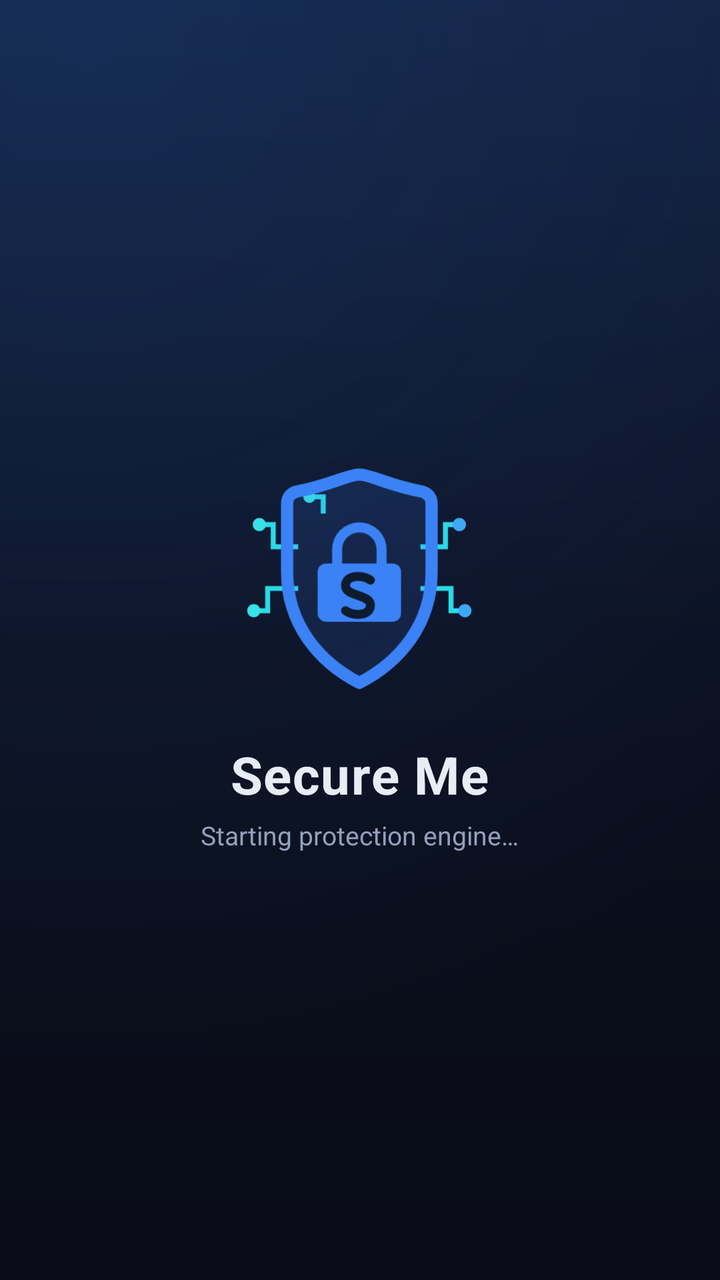
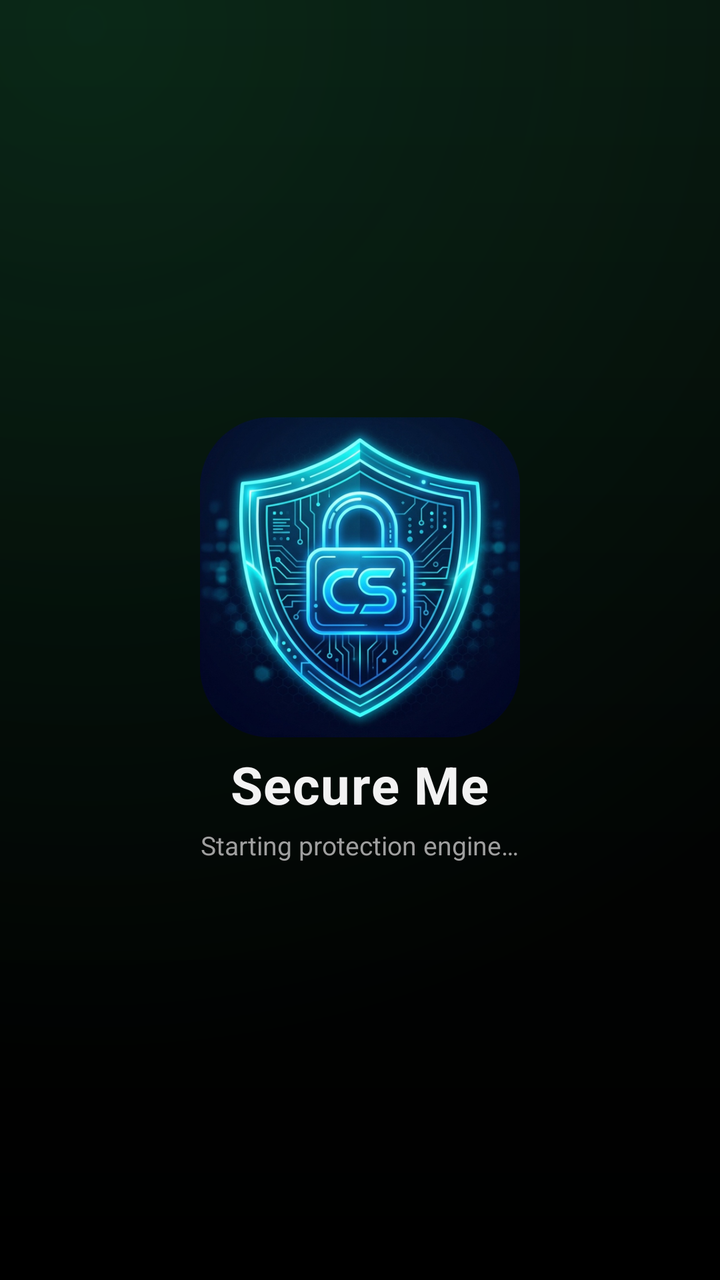

Screens rendered from an Android XML layout before and after an edit, with the pre-edit source and the edit as a unified diff.
<!-- AndroidManifest.xml: activity theme Theme.SecureMe.Splash -->
<!-- res/layout/activity_splash.xml -->
<?xml version="1.0" encoding="utf-8"?>
<FrameLayout xmlns:android="http://schemas.android.com/apk/res/android"
    android:layout_width="match_parent"
    android:layout_height="match_parent"
    android:background="@drawable/bg_gradient">

    <LinearLayout
        android:layout_width="wrap_content"
        android:layout_height="wrap_content"
        android:layout_gravity="center"
        android:orientation="vertical"
        android:gravity="center">

        <ImageView
            android:id="@+id/logo"
            android:layout_width="150dp"
            android:layout_height="150dp"
            android:src="@drawable/ic_launcher_foreground"
            android:contentDescription="@string/app_name" />

        <TextView
            android:id="@+id/wordmark"
            android:layout_width="wrap_content"
            android:layout_height="wrap_content"
            android:layout_marginTop="6dp"
            android:text="@string/app_name"
            android:textColor="@color/text"
            android:textSize="26sp"
            android:textStyle="bold"
            android:letterSpacing="0.02" />

        <TextView
            android:id="@+id/tagline"
            android:layout_width="wrap_content"
            android:layout_height="wrap_content"
            android:layout_marginTop="4dp"
            android:text="Starting protection engine…"
            android:textColor="@color/muted"
            android:textSize="13sp" />
    </LinearLayout>

    <ProgressBar
        android:id="@+id/spin"
        style="?android:attr/progressBarStyleSmall"
        android:layout_width="wrap_content"
        android:layout_height="wrap_content"
        android:layout_gravity="bottom|center_horizontal"
        android:layout_marginBottom="56dp"
        android:indeterminateTint="@color/sky" />
</FrameLayout>
<!-- resources referenced by this layout -->
<resources>
  <color name="muted">#93A0BC</color>
  <color name="sky">#38BDF8</color>
  <color name="text">#E7ECF5</color>
  <!-- drawable bg_gradient (drawable) -->
  <?xml version="1.0" encoding="utf-8"?>
  <layer-list xmlns:android="http://schemas.android.com/apk/res/android">
      <item>
          <shape android:shape="rectangle">
              <gradient
                  android:type="linear"
                  android:angle="120"
                  android:startColor="@color/bg_a"
                  android:centerColor="@color/bg_b"
                  android:endColor="@color/bg_c" />
          </shape>
      </item>
      <item>
          <shape android:shape="rectangle">
              <gradient
                  android:type="radial"
                  android:gradientRadius="520dp"
                  android:centerX="0.12" android:centerY="0.02"
                  android:startColor="#2A2E6FCF"
                  android:endColor="#00000000" />
          </shape>
      </item>
  </layer-list>
  <!-- drawable ic_launcher_foreground: vector/xml drawable (drawable, 2792 chars, omitted) -->
  <string name="app_name">Secure Me</string>
  <style name="Theme.SecureMe.Splash" parent="Theme.CyberShield">
          <item name="android:windowBackground">@drawable/splash_bg</item>
          <item name="android:windowNoTitle">true</item>
          <item name="android:windowActionBar">false</item>
          <item name="android:windowFullscreen">false</item>
          <item name="android:statusBarColor">@color/bg_a</item>
          <item name="android:navigationBarColor">@color/bg_c</item>
      </style>
  <color name="bg_a">#12203E</color>
  <color name="bg_b">#0B1020</color>
  <color name="bg_c">#090C16</color>
  <style name="Theme.CyberShield" parent="Theme.Material3.DynamicColors.DayNight">
          <item name="colorPrimary">@color/sky</item>
          <item name="android:colorBackground">@color/ink</item>
          <item name="android:windowBackground">@drawable/bg_gradient</item>
          <item name="android:statusBarColor">@color/bg_b</item>
          <item name="android:navigationBarColor">@color/bg_c</item>
          <item name="android:windowLightStatusBar">false</item>
      </style>
  <!-- drawable splash_bg (drawable) -->
  <?xml version="1.0" encoding="utf-8"?>
  <layer-list xmlns:android="http://schemas.android.com/apk/res/android">
      <item android:drawable="@drawable/bg_gradient" />
      <item
          android:width="240dp"
          android:height="240dp"
          android:gravity="center"
          android:drawable="@drawable/ic_launcher_foreground" />
  </layer-list>
  <color name="ink">#0B1020</color>
</resources>

<!-- the commit's change to res/layout/activity_splash.xml (unified diff, before → after) -->
@@ -13,9 +13,9 @@
 
         <ImageView
             android:id="@+id/logo"
-            android:layout_width="150dp"
-            android:layout_height="150dp"
-            android:src="@drawable/ic_launcher_foreground"
+            android:layout_width="160dp"
+            android:layout_height="160dp"
+            android:src="@drawable/ic_logo"
             android:contentDescription="@string/app_name" />
 
         <TextView
<!-- resource entries referenced after the edit -->
@@ -1,8 +1,8 @@
 <!-- resources referenced by this layout -->
 <resources>
-  <color name="muted">#93A0BC</color>
-  <color name="sky">#38BDF8</color>
-  <color name="text">#E7ECF5</color>
+  <color name="muted">#9F9F9F</color>
+  <color name="sky">#1BD671</color>
+  <color name="text">#F2F2F2</color>
   <!-- drawable bg_gradient (drawable) -->
   <?xml version="1.0" encoding="utf-8"?>
   <layer-list xmlns:android="http://schemas.android.com/apk/res/android">
@@ -22,31 +22,36 @@
                   android:type="radial"
                   android:gradientRadius="520dp"
                   android:centerX="0.12" android:centerY="0.02"
-                  android:startColor="#2A2E6FCF"
+                  android:startColor="#1F1BD671"
                   android:endColor="#00000000" />
           </shape>
       </item>
   </layer-list>
-  <!-- drawable ic_launcher_foreground: vector/xml drawable (drawable, 2792 chars, omitted) -->
+  <!-- drawable ic_logo: png bitmap (drawable, 405459 bytes) -->
   <string name="app_name">Secure Me</string>
   <style name="Theme.SecureMe.Splash" parent="Theme.CyberShield">
           <item name="android:windowBackground">@drawable/splash_bg</item>
+          <item name="windowActionBar">false</item>
+          <item name="windowNoTitle">true</item>
           <item name="android:windowNoTitle">true</item>
           <item name="android:windowActionBar">false</item>
           <item name="android:windowFullscreen">false</item>
           <item name="android:statusBarColor">@color/bg_a</item>
           <item name="android:navigationBarColor">@color/bg_c</item>
       </style>
-  <color name="bg_a">#12203E</color>
-  <color name="bg_b">#0B1020</color>
-  <color name="bg_c">#090C16</color>
-  <style name="Theme.CyberShield" parent="Theme.Material3.DynamicColors.DayNight">
+  <color name="bg_a">#07100B</color>
+  <color name="bg_b">#030504</color>
+  <color name="bg_c">#000000</color>
+  <style name="Theme.CyberShield" parent="Theme.Material3.DynamicColors.DayNight.NoActionBar">
           <item name="colorPrimary">@color/sky</item>
           <item name="android:colorBackground">@color/ink</item>
           <item name="android:windowBackground">@drawable/bg_gradient</item>
           <item name="android:statusBarColor">@color/bg_b</item>
           <item name="android:navigationBarColor">@color/bg_c</item>
           <item name="android:windowLightStatusBar">false</item>
+          <item name="windowActionBar">false</item>
+          <item name="windowNoTitle">true</item>
+          <item name="android:windowAnimationStyle">@style/SecureMeWindowAnim</item>
       </style>
   <!-- drawable splash_bg (drawable) -->
   <?xml version="1.0" encoding="utf-8"?>
@@ -56,8 +61,14 @@
           android:width="240dp"
           android:height="240dp"
           android:gravity="center"
-          android:drawable="@drawable/ic_launcher_foreground" />
+          android:drawable="@drawable/ic_logo" />
   </layer-list>
-  <color name="ink">#0B1020</color>
+  <color name="ink">#050505</color>
+  <style name="SecureMeWindowAnim" parent="@android:style/Animation.Activity">
+          <item name="android:activityOpenEnterAnimation">@anim/screen_open_enter</item>
+          <item name="android:activityOpenExitAnimation">@anim/screen_open_exit</item>
+          <item name="android:activityCloseEnterAnimation">@anim/screen_close_enter</item>
+          <item name="android:activityCloseExitAnimation">@anim/screen_close_exit</item>
+      </style>
 </resources>
 
